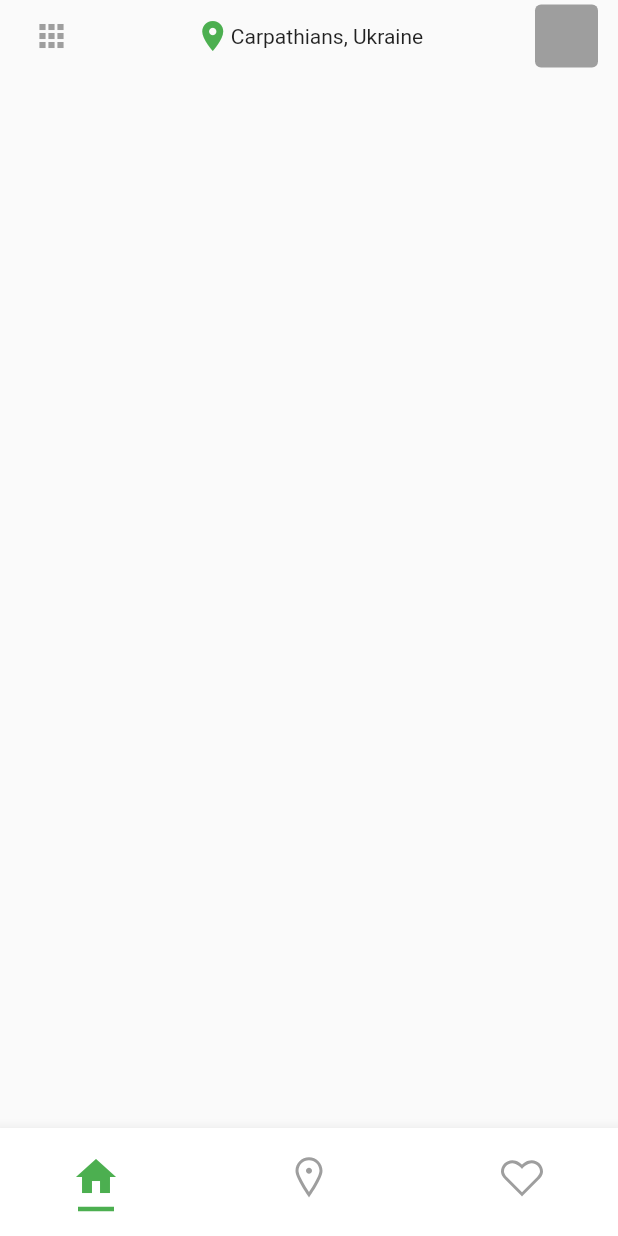
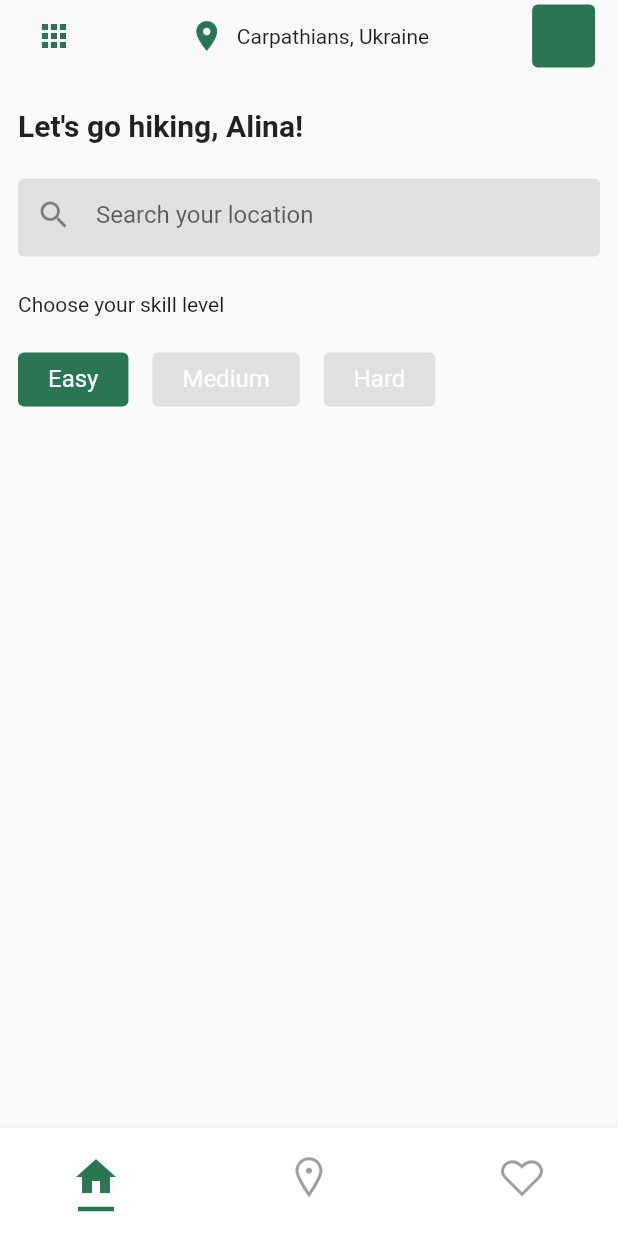
Before and after one commit to QD1221/flutter_hiking_app, a Flutter app: the screen it shows after launch, on a phone screen of 412 x 824 dp. Run offline on Flutter 3.47's test engine with Material 2 defaults, Android fonts, the phone set to English and light mode, and no system bars; our stand-ins replace line_icons.

Commit message:
2nd commit

```diff
--- a/lib/screens/home_screen.dart
+++ b/lib/screens/home_screen.dart
@@ -1,8 +1,9 @@
 import 'package:flutter/material.dart';
 import 'package:line_icons/line_icons.dart';
 
+Color hikingGreenColor = Color(0xff297653);
+
 class HomeScreen extends StatefulWidget {
-
   const HomeScreen({Key? key}) : super(key: key);
 
   @override
@@ -11,32 +12,38 @@ class HomeScreen extends StatefulWidget {
 
 class _HomeScreenState extends State<HomeScreen> {
   int _bottomIndex = 0;
-  @override
-  Widget build(BuildContext context) {
-    return Scaffold(
-      body: SafeArea(
-        child: SingleChildScrollView(
+  List<Widget> widgetItems = [
+    SingleChildScrollView(
+      child: Padding(
+        padding: const EdgeInsets.symmetric(horizontal: 12),
         child: Column(
+          crossAxisAlignment: CrossAxisAlignment.start,
           children: [
             Row(
               children: [
                 Expanded(
+                  child: Align(
+                    alignment: Alignment.centerLeft,
                     child: IconButton(
                       onPressed: () {},
                       icon: Icon(
                         Icons.apps,
                       ),
-                      color: Colors.grey,
+                      color: hikingGreenColor,
+                    ),
                   ),
                 ),
                 Expanded(
-                    flex: 4,
+                  flex: 6,
                   child: Row(
                     mainAxisAlignment: MainAxisAlignment.center,
                     children: [
                       Icon(
                         Icons.location_on,
-                          color: Colors.green,
+                        color: hikingGreenColor,
+                      ),
+                      SizedBox(
+                        width: 8,
                       ),
                       Text(
                         'Carpathians, Ukraine',
@@ -50,16 +57,99 @@ class _HomeScreenState extends State<HomeScreen> {
                       height: 42,
                       width: 42,
                       decoration: BoxDecoration(
-                            color: Colors.grey,
+                          color: hikingGreenColor,
                           borderRadius: BorderRadius.circular(4)),
                     ),
                   ),
                 ),
               ],
+            ),
+            Padding(
+              padding: const EdgeInsets.symmetric(vertical: 24),
+              child: Text(
+                'Let\'s go hiking, Alina!',
+                style: TextStyle(
+                  fontSize: 20,
+                  fontWeight: FontWeight.bold,
+                ),
+              ),
+            ),
+            Container(
+              height: 52,
+              width: double.infinity,
+              decoration: BoxDecoration(
+                color: Colors.grey[300],
+                borderRadius: BorderRadius.circular(4),
+              ),
+              padding: EdgeInsets.symmetric(horizontal: 12),
+              child: TextField(
+                decoration: InputDecoration(
+                    border: InputBorder.none,
+                    icon: Icon(Icons.search),
+                    hintText: 'Search your location'),
+              ),
+            ),
+            Padding(
+              padding: EdgeInsets.symmetric(vertical: 24),
+              child: Text('Choose your skill level'),
+            ),
+            SizedBox(
+              height: 36,
+              child: ListView(
+                scrollDirection: Axis.horizontal,
+                children: [
+                  Container(
+                    decoration: BoxDecoration(
+                        color: hikingGreenColor,
+                        borderRadius: BorderRadius.circular(4)),
+                    padding: EdgeInsets.symmetric(horizontal: 20, vertical: 8),
+                    child: Text(
+                      'Easy',
+                      style: TextStyle(fontSize: 16, color: Colors.white),
+                    ),
+                  ),
+                  Padding(
+                    padding: const EdgeInsets.symmetric(horizontal: 16),
+                    child: Container(
+                      decoration: BoxDecoration(
+                          color: Colors.grey[300],
+                          borderRadius: BorderRadius.circular(4)),
+                      padding: EdgeInsets.symmetric(horizontal: 20, vertical: 8),
+                      child: Text(
+                        'Medium',
+                        style: TextStyle(fontSize: 16, color: Colors.white),
+                      ),
+                    ),
+                  ),
+                  Container(
+                    decoration: BoxDecoration(
+                        color: Colors.grey[300],
+                        borderRadius: BorderRadius.circular(4)),
+                    padding: EdgeInsets.symmetric(horizontal: 20, vertical: 8),
+                    child: Text(
+                      'Hard',
+                      style: TextStyle(fontSize: 16, color: Colors.white),
+                    ),
+                  )
+                ],
+              ),
             )
           ],
         ),
       ),
+    ),
+    Container(
+      color: Colors.blue,
+    ),
+    Container(
+      color: hikingGreenColor,
+    )
+  ];
+  @override
+  Widget build(BuildContext context) {
+    return Scaffold(
+      body: SafeArea(
+        child: widgetItems.elementAt(_bottomIndex),
       ),
       bottomNavigationBar: BottomAppBar(
         child: Container(
@@ -79,11 +169,9 @@ class _HomeScreenState extends State<HomeScreen> {
                   mainAxisAlignment: MainAxisAlignment.center,
                   children: [
                     Icon(
-                      _bottomIndex == 0 ?
-                          Icons.home :
-                      LineIcons.home,
+                      _bottomIndex == 0 ? Icons.home : LineIcons.home,
                       size: 32,
-                      color: _bottomIndex == 0 ? Colors.green : Colors.grey,
+                      color: _bottomIndex == 0 ? hikingGreenColor : Colors.grey,
                     ),
                     SizedBox(
                       height: 4,
@@ -92,8 +180,8 @@ class _HomeScreenState extends State<HomeScreen> {
                       height: 3,
                       width: 24,
                       decoration: BoxDecoration(
-                        color: _bottomIndex == 0 ? Colors.green : Colors.white,
-
+                        color:
+                            _bottomIndex == 0 ? hikingGreenColor : Colors.white,
                       ),
                     )
                   ],
@@ -109,11 +197,11 @@ class _HomeScreenState extends State<HomeScreen> {
                   mainAxisAlignment: MainAxisAlignment.center,
                   children: [
                     Icon(
-                      _bottomIndex == 1 ?
-                      Icons.location_on :
-                      LineIcons.mapMarker,
+                      _bottomIndex == 1
+                          ? Icons.location_on
+                          : LineIcons.mapMarker,
                       size: 32,
-                      color: _bottomIndex == 1 ? Colors.green : Colors.grey,
+                      color: _bottomIndex == 1 ? hikingGreenColor : Colors.grey,
                     ),
                     SizedBox(
                       height: 4,
@@ -122,8 +210,8 @@ class _HomeScreenState extends State<HomeScreen> {
                       height: 3,
                       width: 24,
                       decoration: BoxDecoration(
-                        color: _bottomIndex == 1 ? Colors.green : Colors.white,
-
+                        color:
+                            _bottomIndex == 1 ? hikingGreenColor : Colors.white,
                       ),
                     )
                   ],
@@ -139,11 +227,9 @@ class _HomeScreenState extends State<HomeScreen> {
                   mainAxisAlignment: MainAxisAlignment.center,
                   children: [
                     Icon(
-                      _bottomIndex == 2 ?
-                      Icons.favorite :
-                      LineIcons.heart,
+                      _bottomIndex == 2 ? Icons.favorite : LineIcons.heart,
                       size: 32,
-                      color: _bottomIndex == 2 ? Colors.green : Colors.grey,
+                      color: _bottomIndex == 2 ? hikingGreenColor : Colors.grey,
                     ),
                     SizedBox(
                       height: 4,
@@ -152,8 +238,8 @@ class _HomeScreenState extends State<HomeScreen> {
                       height: 3,
                       width: 24,
                       decoration: BoxDecoration(
-                        color: _bottomIndex == 2 ? Colors.green : Colors.white,
-
+                        color:
+                            _bottomIndex == 2 ? hikingGreenColor : Colors.white,
                       ),
                     )
                   ],
```
Lines whose indentation alone changed are shown as unchanged.
